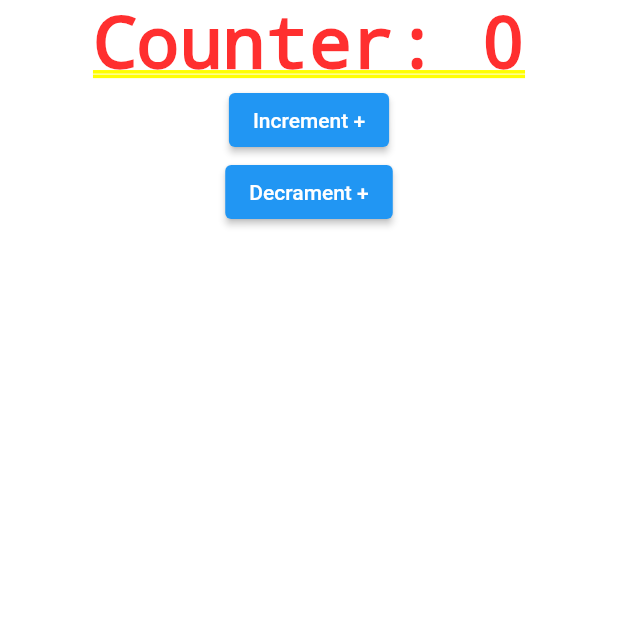
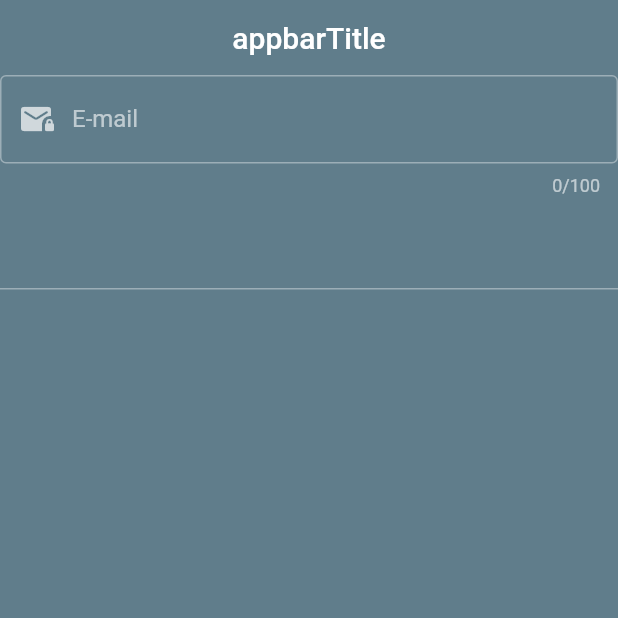
Before and after one commit to Prometya/Flutter-Ders, a Flutter app: the screen it shows after launch, on a phone screen of 412 x 824 dp, the top half of it. Run offline on Flutter 3.47's test engine with Material 2 defaults, Android fonts, the phone set to English and light mode, and no system bars.

Commit message:
Sınavlar sonrası devam 16.01.2023

```diff
--- a/lib/101/statefull_lifecycle.dart
+++ b/lib/101/statefull_lifecycle.dart
@@ -64,7 +64,7 @@ class _StatefullLifeCycleLearnState extends State<StatefullLifeCycleLearn> {
           : ElevatedButton(
           onPressed: () {
             setState(() {
-              _message = "a";
+              _message = "aaa";
             });
           },
           child: Text(_message)),
--- /dev/null
+++ b/lib/101/textfield_learn.dart
@@ -0,0 +1,36 @@
+import 'package:flutter/material.dart';
+
+class TextFieldLearn extends StatefulWidget {
+  const TextFieldLearn({Key? key}) : super(key: key);
+
+  @override
+  State<TextFieldLearn> createState() => _TextFieldLearnState();
+}
+
+class _TextFieldLearnState extends State<TextFieldLearn> {
+  @override
+  Widget build(BuildContext context) {
+    return Scaffold(
+        appBar: AppBar(
+          title: Text('appbarTitle'),
+        ),
+        body: Column(
+          children: [TextField(
+                maxLength: 100,
+                keyboardType: TextInputType.emailAddress,
+                textInputAction: TextInputAction.next,
+                autofillHints:  [AutofillHints.email],
+                decoration: InputDecoration(prefixIcon: Icon(Icons.mail_lock_rounded),
+                border: OutlineInputBorder(),
+                  labelText: "E-mail",
+                ),
+              ),
+            TextFormField(minLines: 2,
+            maxLines: 4,
+
+            ),
+          ],
+        ),
+    );
+  }
+}
--- a/lib/main.dart
+++ b/lib/main.dart
@@ -2,6 +2,7 @@ import 'package:flutter/material.dart';
 import 'package:flutter/services.dart';
 import 'package:untitled1/101/statefull_lifecycle.dart';
 import 'package:untitled1/101/statefull_lifecycle_chatgpt.dart';
+import 'package:untitled1/101/textfield_learn.dart';
 
 import '101/statefull_learn.dart';
 
@@ -39,7 +40,7 @@ class MyApp extends StatelessWidget {
       // ThemeData(
       //   primarySwatch: Colors.blue,
       // ),
-      home: ChatGPT_statefull_lifecycle(),
+      home: TextFieldLearn(),
     );
   }
 }
```
